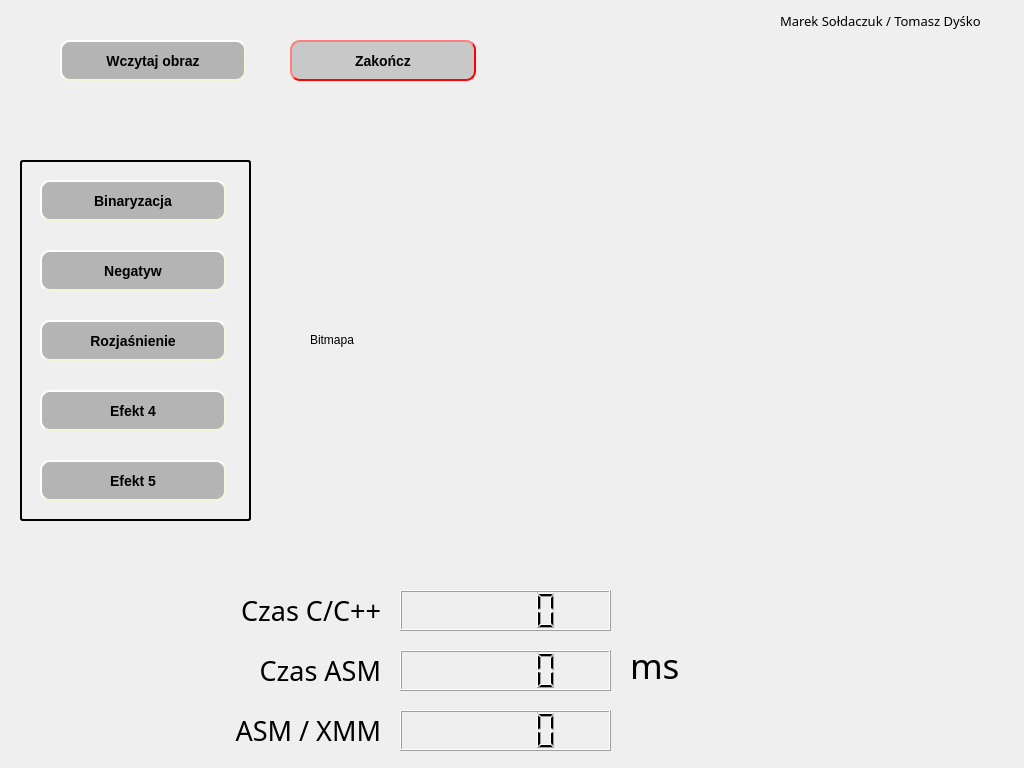
TomaszDys/AK2_proj, file untitled6/mainwindow.ui: the form before one commit.
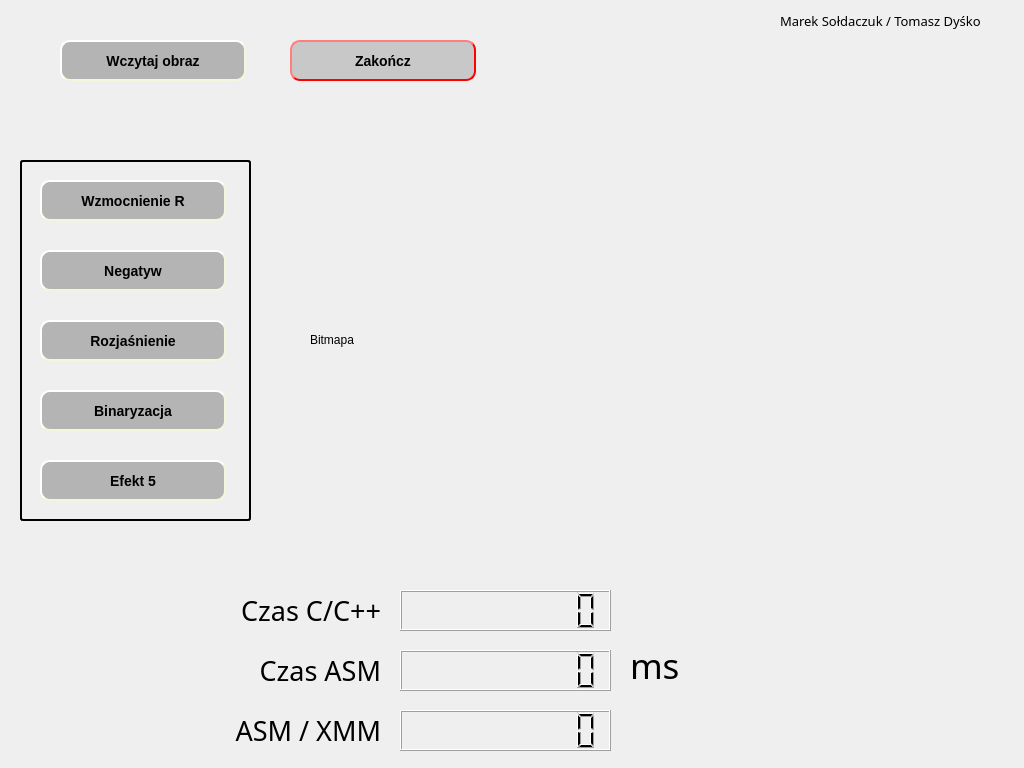
The form after the commit. Icons and pictures are not drawn.

What changed in the file:
```diff
--- a/untitled6/mainwindow.ui
+++ b/untitled6/mainwindow.ui
@@ -181,7 +181,7 @@
 }</string>
     </property>
     <property name="text">
-     <string>Binaryzacja</string>
+     <string>Wzmocnienie R</string>
     </property>
    </widget>
    <widget class="QPushButton" name="but_e2">
@@ -292,7 +292,7 @@
 }</string>
     </property>
     <property name="text">
-     <string>Efekt 4</string>
+     <string>Binaryzacja</string>
     </property>
    </widget>
    <widget class="QPushButton" name="but_e5">
@@ -372,6 +372,9 @@
     <property name="smallDecimalPoint">
      <bool>false</bool>
     </property>
+    <property name="digitCount">
+     <number>9</number>
+    </property>
     <property name="value" stdset="0">
      <double>0.000000000000000</double>
     </property>
@@ -429,6 +432,9 @@
       <height>41</height>
      </rect>
     </property>
+    <property name="digitCount">
+     <number>9</number>
+    </property>
    </widget>
    <widget class="QLabel" name="milisecondsLabel">
     <property name="geometry">
@@ -480,6 +486,9 @@
       <height>41</height>
      </rect>
     </property>
+    <property name="digitCount">
+     <number>9</number>
+    </property>
    </widget>
    <zorder>background</zorder>
    <zorder>frame</zorder>
```
